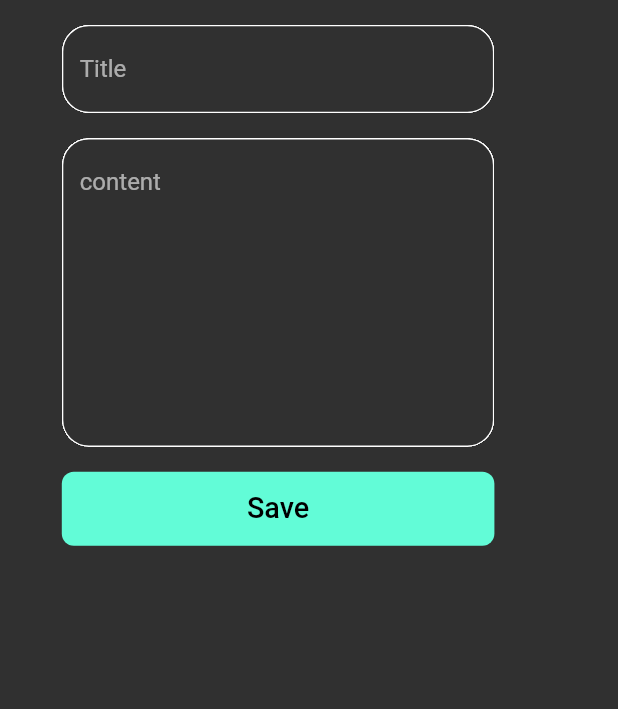
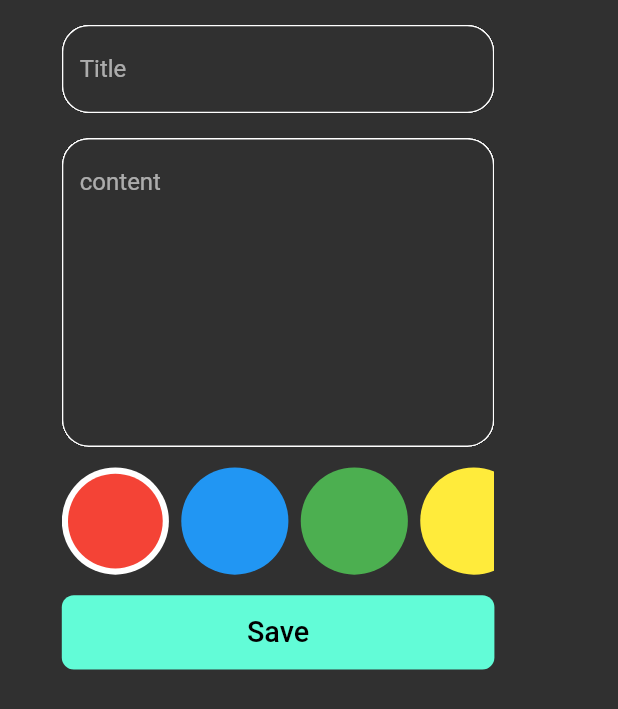
Before and after one commit to Kareemayman-dotcom/notes_app, a Flutter app: the AddNoteBottomSheet widget shown alone on an empty page, opened directly, on a phone screen of 412 x 824 dp. Shown: the top 709 px of the screen. Run offline on Flutter 3.47's test engine with Material 2 defaults, Android fonts, the phone set to English and light mode, and no system bars; our stand-ins replace bloc, flutter_bloc, hive, hive_flutter, icons_plus and 1 more; missing offline and left inert: dart:ffi; accounts and stored records are empty; Roboto replaces fonts that are missing (assets/fonts/Poppins-Regular.ttf).

Commit message:
edit note color selector

```diff
--- a/lib/constants.dart
+++ b/lib/constants.dart
@@ -2,3 +2,17 @@ import 'package:flutter/material.dart';
 
 const kPrimaryColor = Color(0xff62fcd7);
 const kNotesBox = 'notes_box';
+
+const List<Color> kColorsList = [
+  Colors.red,
+  Colors.blue,
+  Colors.green,
+  Colors.yellow,
+  Colors.orange,
+  Colors.purple,
+  Colors.teal,
+  Colors.pink,
+  Colors.amber,
+  Colors.indigo,
+  // Add more colors as needed
+];
--- a/lib/cubits/add_note_cubit/add_note_cubit.dart
+++ b/lib/cubits/add_note_cubit/add_note_cubit.dart
@@ -1,4 +1,5 @@
 import 'package:bloc/bloc.dart';
+import 'package:flutter/material.dart';
 import 'package:meta/meta.dart';
 import 'package:hive_flutter/hive_flutter.dart';
 import 'package:notes_app/constants.dart';
@@ -8,7 +9,10 @@ part 'add_note_state.dart';
 
 class AddNoteCubit extends Cubit<AddNoteState> {
   AddNoteCubit() : super(AddNoteInitial());
+  Color? currentColor = Colors.red;
+
   addnote(NoteModel note) async {
+    note.color = currentColor!.value;
     emit(AddNoteLoading());
     try {
       var notesBox = Hive.box<NoteModel>(kNotesBox);
--- a/lib/cubits/notes_cubit/notes_cubit.dart
+++ b/lib/cubits/notes_cubit/notes_cubit.dart
@@ -1,4 +1,5 @@
 import 'package:bloc/bloc.dart';
+import 'package:flutter/material.dart';
 import 'package:flutter_bloc/flutter_bloc.dart';
 import 'package:hive/hive.dart';
 import 'package:meta/meta.dart';
@@ -14,6 +15,7 @@ class NotesCubit extends Cubit<NotesState> {
   fetchAllNotes() {
     var notesBox = Hive.box<NoteModel>(kNotesBox);
     notes = notesBox.values.toList();
+
     emit(NotesSuccess());
   }
 }
--- a/lib/views/edit_note_view.dart
+++ b/lib/views/edit_note_view.dart
@@ -12,7 +12,9 @@ class EditNoteView extends StatelessWidget {
   @override
   Widget build(BuildContext context) {
     return Scaffold(
-      body: EditNoteViewBody(note: noteModel),
+      body: SingleChildScrollView(
+        child: EditNoteViewBody(note: noteModel),
+      ),
     );
   }
 }
--- a/lib/widgets/add_note_bottom_sheet.dart
+++ b/lib/widgets/add_note_bottom_sheet.dart
@@ -1,6 +1,5 @@
 import 'package:flutter/material.dart';
 import 'package:flutter_bloc/flutter_bloc.dart';
-import 'package:modal_progress_hud_nsn/modal_progress_hud_nsn.dart';
 import 'package:notes_app/cubits/add_note_cubit/add_note_cubit.dart';
 import 'package:sizer/sizer.dart';
 
@@ -15,7 +14,7 @@ class AddNoteBottomSheet extends StatelessWidget {
       create: (context) => AddNoteCubit(),
       child: Container(
         width: 80.w,
-        height: 50.h,
+        height: 55.h,
         padding: EdgeInsets.only(
           top: 2.h,
           right: 5.w,
@@ -33,10 +32,8 @@ class AddNoteBottomSheet extends StatelessWidget {
             if (state is AddNotefailure) {
               debugPrint('failed ${state.errMsg}');
             } else if (state is AddNotesuccess) {
-
               Navigator.pop(context);
-                    BlocProvider.of<NotesCubit>(context).fetchAllNotes();
-
+              BlocProvider.of<NotesCubit>(context).fetchAllNotes();
             }
           },
           builder: (context, state) {
--- a/lib/widgets/add_note_form.dart
+++ b/lib/widgets/add_note_form.dart
@@ -2,10 +2,10 @@ import 'package:flutter/material.dart';
 import 'package:flutter_bloc/flutter_bloc.dart';
 import 'package:intl/intl.dart';
 import 'package:notes_app/cubits/add_note_cubit/add_note_cubit.dart';
-import 'package:notes_app/cubits/notes_cubit/notes_cubit.dart';
 import 'package:notes_app/models/note_model.dart';
 import 'package:sizer/sizer.dart';
 
+import 'colors_list_view.dart';
 import 'custom_button.dart';
 import 'custom_textfield.dart';
 
@@ -47,7 +47,11 @@ class _AddNoteFormState extends State<AddNoteForm> {
             },
           ),
           SizedBox(
-            height: 2.h,
+            height: 1.h,
+          ),
+          ColorsListView(),
+          SizedBox(
+            height: 1.h,
           ),
           BlocBuilder<AddNoteCubit, AddNoteState>(
             builder: (context, state) {
@@ -78,7 +82,7 @@ class _AddNoteFormState extends State<AddNoteForm> {
                 },
               );
             },
-          )
+          ),
         ],
       ),
     );
--- /dev/null
+++ b/lib/widgets/color_item.dart
@@ -0,0 +1,28 @@
+import 'package:flutter/material.dart';
+import 'package:sizer/sizer.dart';
+
+class ColorItem extends StatelessWidget {
+  final bool? isAcive;
+  final Color color;
+  const ColorItem({
+    Key? key,
+    this.isAcive = false,
+    required this.color,
+  }) : super(key: key);
+  @override
+  Widget build(BuildContext context) {
+    return isAcive!
+        ? CircleAvatar(
+            backgroundColor: Colors.white,
+            radius: 26.sp,
+            child: CircleAvatar(
+              radius: 23.sp,
+              backgroundColor: color,
+            ),
+          )
+        : CircleAvatar(
+            radius: 26.sp,
+            backgroundColor: color,
+          );
+  }
+}
--- /dev/null
+++ b/lib/widgets/colors_list_view.dart
@@ -0,0 +1,49 @@
+import 'package:flutter/material.dart';
+import 'package:flutter_bloc/flutter_bloc.dart';
+import 'package:notes_app/cubits/add_note_cubit/add_note_cubit.dart';
+import 'package:sizer/sizer.dart';
+
+import '../constants.dart';
+import 'color_item.dart';
+
+
+
+class ColorsListView extends StatefulWidget {
+  const ColorsListView({super.key});
+
+  @override
+  State<ColorsListView> createState() => _ColorsListViewState();
+}
+
+class _ColorsListViewState extends State<ColorsListView> {
+  int currentIndex = 0;
+  @override
+  Widget build(BuildContext context) {
+    return SizedBox(
+      height: 10.h,
+      child: ListView.separated(
+        scrollDirection: Axis.horizontal,
+        itemCount: kColorsList.length,
+        separatorBuilder: (BuildContext context, int index) {
+          return SizedBox(
+            width: 2.w,
+          );
+        },
+        itemBuilder: (BuildContext context, int index) {
+          return GestureDetector(
+            onTap: () {
+              currentIndex = index;
+              BlocProvider.of<AddNoteCubit>(context).currentColor =
+                  kColorsList[index];
+              setState(() {});
+            },
+            child: ColorItem(
+              color: kColorsList[index],
+              isAcive: currentIndex == index,
+            ),
+          );
+        },
+      ),
+    );
+  }
+}
--- a/lib/widgets/notes_view_body.dart
+++ b/lib/widgets/notes_view_body.dart
@@ -1,3 +1,5 @@
+import 'dart:math';
+
 import 'package:flutter/material.dart';
 import 'package:flutter_bloc/flutter_bloc.dart';
 import 'package:icons_plus/icons_plus.dart';
@@ -16,8 +18,10 @@ class NotesViewBody extends StatefulWidget {
 
 class _NotesViewBodyState extends State<NotesViewBody> {
   @override
+  @override
   void initState() {
     BlocProvider.of<NotesCubit>(context).fetchAllNotes();
+
     super.initState();
   }
 
@@ -47,7 +51,7 @@ class _NotesViewBodyState extends State<NotesViewBody> {
 }
 
 class NotesListView extends StatelessWidget {
-  const NotesListView({super.key});
+  NotesListView({super.key});
 
   @override
   Widget build(BuildContext context) {
```
Also changed, not shown: lib/widgets/edit_note_colors_list.dart (added, +57 -0 lines), lib/widgets/edit_note_view_body.dart (+8 -0 lines), lib/widgets/notes_item.dart (+36 -11 lines).
